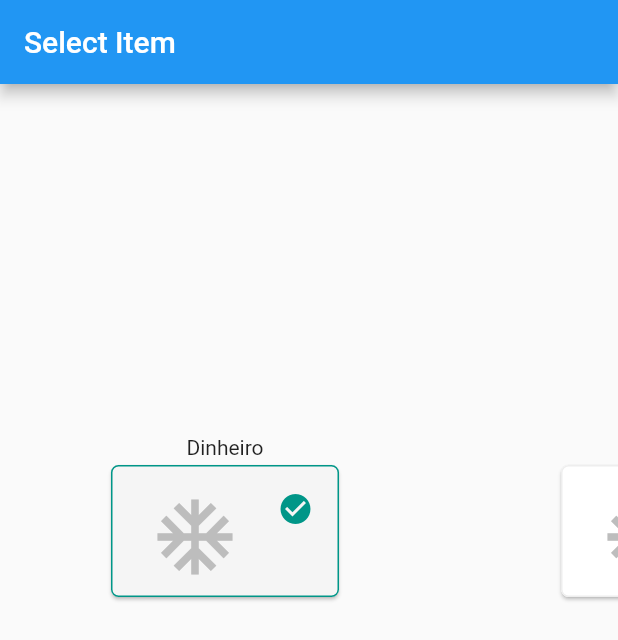
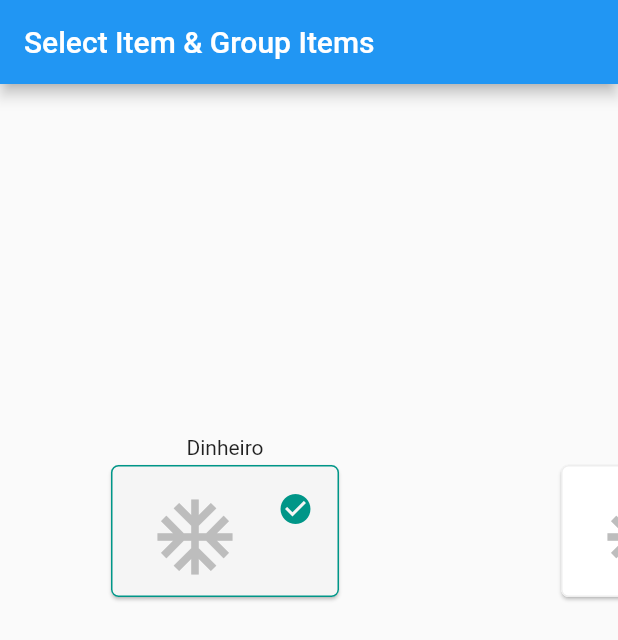
Before and after one commit to muloca/select_midway, a Flutter app: the screen it shows after launch, on a phone screen of 412 x 824 dp. Shown: the top 640 px of the screen. Run offline on Flutter 3.47's test engine with Material 2 defaults, Android fonts, the phone set to English and light mode, and no system bars.

Commit message:
mais ajustes

```diff
--- a/lib/main.dart
+++ b/lib/main.dart
@@ -14,7 +14,7 @@ class MyApp extends StatelessWidget {
   Widget build(BuildContext context) {
     return MaterialApp(
       debugShowCheckedModeBanner: false,
-      title: 'Select Item',
+      title: 'Select Item ',
       home: HomePage(),
     );
   }
@@ -30,11 +30,13 @@ class _HomePageState extends State<HomePage> {
 
   int selected = 0;
 
+  String title = 'Select Item & Group Items';
+
   @override
   Widget build(BuildContext context) {
     return Scaffold(
       appBar: AppBar(
-        title: Text('Select Item'),
+        title: Text(title),
       ),
       body: Center(
         child: Container(
@@ -62,7 +64,8 @@ class _HomePageState extends State<HomePage> {
                       ),
                     ],
                   ));
-              }),
+            },
+          ),
         ),
       ),
     );
```
Also changed, not shown: lib/component/select_item_button.dart (added, +8 -0 lines). Lines whose indentation alone changed are shown as unchanged.
